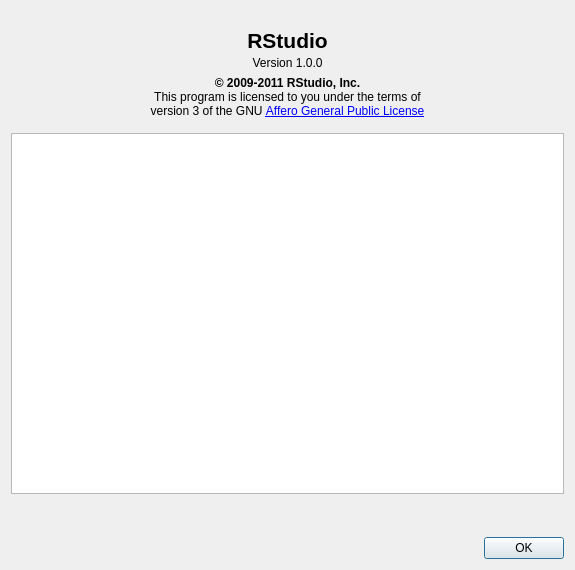
Qt form src/cpp/desktop/DesktopAboutDialog.ui (rstudio/rstudio) before a commit.
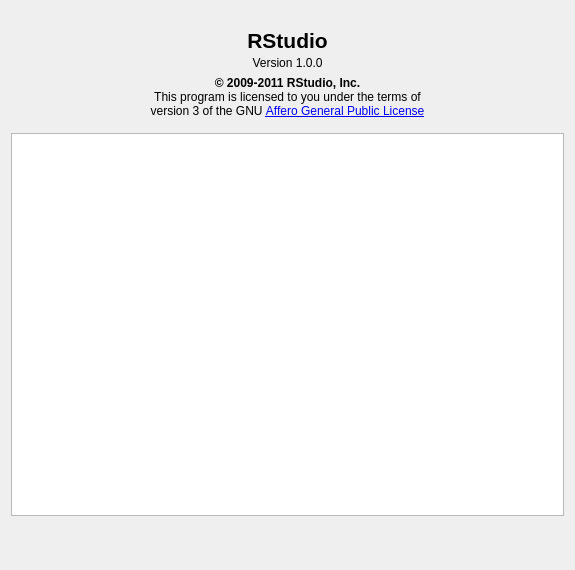
The same form after that commit. Icons and pictures are not drawn.

Commit message: avoid gtk theme issues by always using text-based ok & cancel buttons

Patch:
```diff
--- a/src/cpp/desktop/DesktopAboutDialog.ui
+++ b/src/cpp/desktop/DesktopAboutDialog.ui
@@ -139,7 +139,7 @@
       <enum>Qt::Horizontal</enum>
      </property>
      <property name="standardButtons">
-      <set>QDialogButtonBox::Ok</set>
+      <set>QDialogButtonBox::NoButton</set>
      </property>
     </widget>
    </item>
```
The commit also changes 9 other files.
